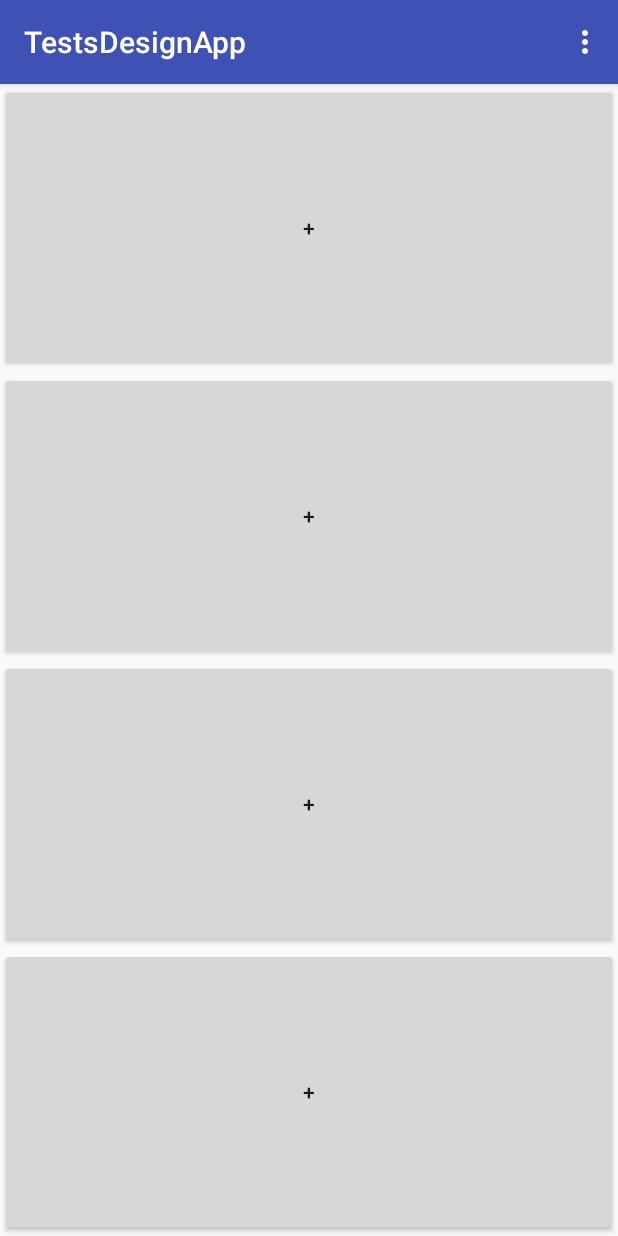
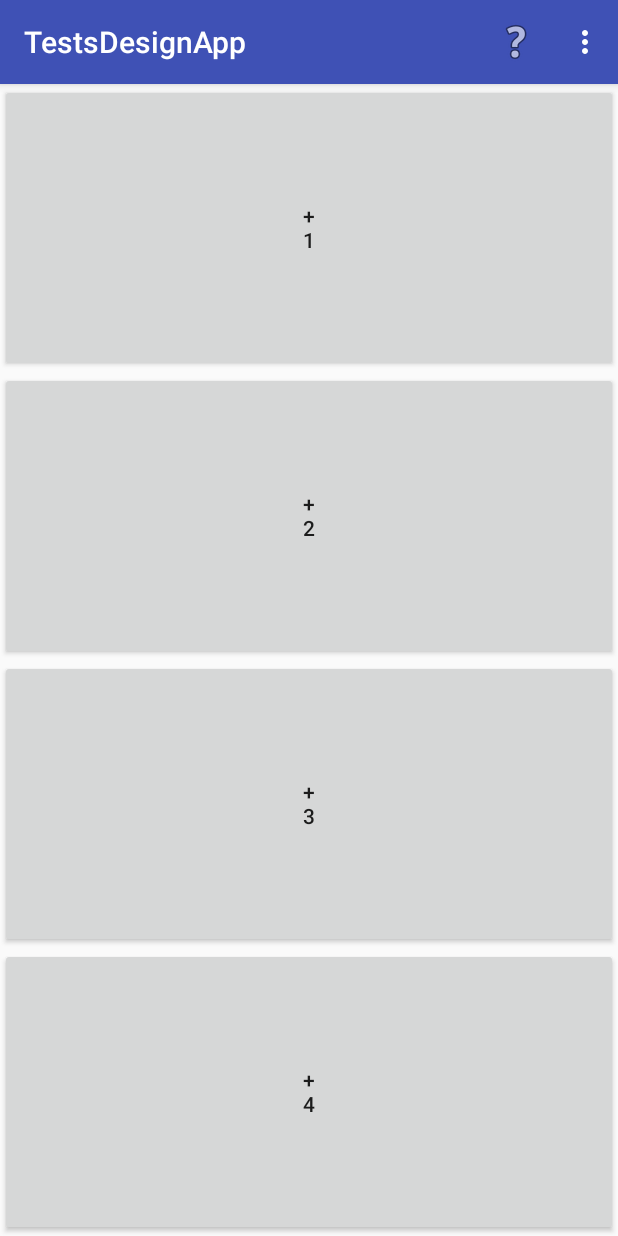
Before and after one commit to MathieuMinie/TestsDesignApp, an Android app: the screen it shows after launch (Main), on a phone screen of 412 x 824 dp. Run offline under Robolectric (Android 15) with nearby library versions, the phone set to English and light mode, and no system bars.

Commit message:
Implemeting the changing displays tab in the options Adding the "Graph + values" option when adding a data Adding zones names for the user to know which number correspond to which zone

```diff
--- a/app/src/main/java/com/example/mathieu/testsdesignapp/Main.java
+++ b/app/src/main/java/com/example/mathieu/testsdesignapp/Main.java
@@ -23,6 +23,7 @@ import com.github.mikephil.charting.data.LineDataSet;
 
 import android.view.View.OnClickListener;
 import android.widget.EditText;
+import android.widget.LinearLayout;
 
 import java.io.IOException;
 import java.util.ArrayList;
@@ -35,9 +36,11 @@ public class Main extends AppCompatActivity implements OnClickListener {
     zonesStates states = new zonesStates();
     Button btnZone1,btnZone2,btnZone3,btnZone4;
 
-    EditText txtZone1,txtZone2,txtZone3,txtZone4;
+    EditText txtZone1,txtZone2,txtZone3,txtZone4,txtZone11,txtZone21,txtZone31,txtZone41;
 
-    LineChart chart1,chart2,chart3,chart4;
+    LineChart chart1,chart2,chart3,chart4,chart11,chart21,chart31,chart41;
+
+    LinearLayout both1,both2,both3,both4;
     public int Zone = 0;
 
     public int[] var1 = new int[10];
@@ -63,15 +66,27 @@ public class Main extends AppCompatActivity implements OnClickListener {
         return true;
     }
 
+
+
     @Override
     protected void onCreate(Bundle savedInstanceState) {
 
         super.onCreate(savedInstanceState);
         setContentView(R.layout.activity_main);
         chart1 = (LineChart) findViewById(R.id.chart1);
+        chart11 = (LineChart)findViewById(R.id.chart11);
         chart2 = (LineChart) findViewById(R.id.chart2);
+        chart21 = (LineChart)findViewById(R.id.chart21);
         chart3 = (LineChart) findViewById(R.id.chart3);
+        chart31 = (LineChart)findViewById(R.id.chart31);
         chart4 = (LineChart) findViewById(R.id.chart4);
+        chart41 = (LineChart)findViewById(R.id.chart41);
+
+        both1 = (LinearLayout)findViewById(R.id.both1);
+        both2 = (LinearLayout)findViewById(R.id.both2);
+        both3 = (LinearLayout)findViewById(R.id.both3);
+        both4 = (LinearLayout)findViewById(R.id.both4);
+
         btnZone1 = (Button)findViewById(R.id.btnZone1);
         btnZone1.setOnClickListener(this);
         btnZone2 = (Button)findViewById(R.id.btnZone2);
@@ -82,10 +97,13 @@ public class Main extends AppCompatActivity implements OnClickListener {
         btnZone4.setOnClickListener(this);
 
         txtZone1 = (EditText)findViewById(R.id.txtZone1);
+        txtZone11 = (EditText)findViewById(R.id.txtZone11);
         txtZone2 = (EditText)findViewById(R.id.txtZone2);
+        txtZone21 = (EditText)findViewById(R.id.txtZone21);
         txtZone3 = (EditText)findViewById(R.id.txtZone3);
+        txtZone31 = (EditText)findViewById(R.id.txtZone31);
         txtZone4 = (EditText)findViewById(R.id.txtZone4);
-
+        txtZone41 = (EditText)findViewById(R.id.txtZone41);
 
         createVars();
         Log.d("Creating vars :"," SUCCESS");
@@ -97,6 +115,8 @@ public class Main extends AppCompatActivity implements OnClickListener {
         Log.d("Creating Graphs :"," SUCCESS");
 
     }
+
+
 
     @Override
     public boolean onOptionsItemSelected(MenuItem item){
@@ -142,6 +162,7 @@ public class Main extends AppCompatActivity implements OnClickListener {
     }
 
 
+
     public void dialogZoneGraphChange (){
         alertDialog = new AlertDialog.Builder(this);  //utilisation d'un objet de typer alertDialog
         adapter = new ArrayAdapter(this, android.R.layout.select_dialog_singlechoice, choiceZone); //on met dans un arrayAdapter les trois choix sous forme de Strings*
@@ -161,6 +182,7 @@ public class Main extends AppCompatActivity implements OnClickListener {
         alertDialog.setTitle("Choose the zone");
         alertDialog.show();
     }
+
 
 
     public void dialogZoneDelete (){    // création d'une liste déroulante à 3 choix : afficher un graphe, afficher des valeurs simples, ou afficher les deux pour chaque zone de choix
@@ -187,43 +209,35 @@ public class Main extends AppCompatActivity implements OnClickListener {
                 btnZone1.setVisibility(View.VISIBLE);
                 chart1.setVisibility(View.INVISIBLE);
                 txtZone1.setVisibility(View.INVISIBLE);
+                both1.setVisibility(View.INVISIBLE);
                 states.setZone0State(0);
                 break;
             case 1:
                 btnZone2.setVisibility(View.VISIBLE);
                 chart2.setVisibility(View.INVISIBLE);
                 txtZone2.setVisibility(View.INVISIBLE);
+                both2.setVisibility(View.INVISIBLE);
                 states.setZone1State(0);
                 break;
             case 2:
                 btnZone3.setVisibility(View.VISIBLE);
                 chart3.setVisibility(View.INVISIBLE);
                 txtZone3.setVisibility(View.INVISIBLE);
+                both3.setVisibility(View.INVISIBLE);
                 states.setZone2State(0);
                 break;
             case 3:
                 btnZone4.setVisibility(View.VISIBLE);
                 chart4.setVisibility(View.INVISIBLE);
                 txtZone4.setVisibility(View.INVISIBLE);
+                both4.setVisibility(View.INVISIBLE);
                 states.setZone3State(0);
                 break;
             case 4:
-                btnZone1.setVisibility(View.VISIBLE);
-                chart1.setVisibility(View.INVISIBLE);
-                txtZone1.setVisibility(View.INVISIBLE);
-                states.setZone0State(0);
-                btnZone2.setVisibility(View.VISIBLE);
-                chart2.setVisibility(View.INVISIBLE);
-                txtZone2.setVisibility(View.INVISIBLE);
-                states.setZone1State(0);
-                btnZone3.setVisibility(View.VISIBLE);
-                chart3.setVisibility(View.INVISIBLE);
-                txtZone3.setVisibility(View.INVISIBLE);
-                states.setZone2State(0);
-                btnZone4.setVisibility(View.VISIBLE);
-                chart4.setVisibility(View.INVISIBLE);
-                txtZone4.setVisibility(View.INVISIBLE);
-                states.setZone3State(0);
+                clearZones(0);
+                clearZones(1);
+                clearZones(2);
+                clearZones(3);
                 break;
         }
     }
@@ -264,6 +278,7 @@ public class Main extends AppCompatActivity implements OnClickListener {
                         break;
                     case 2:
                         btnZone1.setVisibility(View.INVISIBLE);
+                        both1.setVisibility(View.VISIBLE);
                         states.setZone0State(3);
                         break;
                 }
@@ -282,6 +297,7 @@ public class Main extends AppCompatActivity implements OnClickListener {
                         break;
                     case 2:
                         btnZone2.setVisibility(View.INVISIBLE);
+                        both2.setVisibility(View.VISIBLE);
                         states.setZone1State(3);
                         break;
                 }
@@ -300,6 +316,7 @@ public class Main extends AppCompatActivity implements OnClickListener {
                         break;
                     case 2:
                         btnZone3.setVisibility(View.INVISIBLE);
+                        both3.setVisibility(View.VISIBLE);
                         states.setZone2State(3);
                         break;
                 }
@@ -318,6 +335,7 @@ public class Main extends AppCompatActivity implements OnClickListener {
                         break;
                     case 2:
                         btnZone4.setVisibility(View.INVISIBLE);
+                        both4.setVisibility(View.VISIBLE);
                         states.setZone3State(3);
                         break;
                 }
@@ -407,6 +425,7 @@ public class Main extends AppCompatActivity implements OnClickListener {
 
         LineData lineData1 = new LineData(dataSet1);
         chart1.setData(lineData1);
+        chart11.setData(lineData1);
         Description desc1 = new Description();
         desc1.setText("1");
         chart1.setDescription(desc1);
@@ -418,13 +437,16 @@ public class Main extends AppCompatActivity implements OnClickListener {
         chart1X.setEnabled(true);
         chart1X.setPosition(XAxis.XAxisPosition.BOTTOM);
         chart1X.setDrawGridLines(false);
+        chart11.invalidate();
         chart1.invalidate(); // refresh
         Log.d("Creating Graph1 :"," SUCCESS");
 
 
         LineData lineData2 = new LineData(dataSet2);
         chart2.setData(lineData2);
+        chart21.setData(lineData2);
         chart2.invalidate(); // refresh
+        chart21.invalidate();
         Log.d("Creating Graph2 :"," SUCCESS");
 
 
@@ -433,13 +455,17 @@ public class Main extends AppCompatActivity implements OnClickListener {
         lineData3.setValueFormatter(DecimalValue);
         Log.d("Creating Graph3 :"," SUCCESS"+lineData3);
         chart3.setData(lineData3);
+        chart31.setData(lineData3);
         chart3.invalidate(); // refresh
+        chart31.invalidate();
         Log.d("Creating Graph3 :"," SUCCESS");
 
 
         LineData lineData4 = new LineData(dataSet4);
         chart4.setData(lineData4);
+        chart41.setData(lineData4);
         chart4.invalidate(); // refresh
+        chart41.invalidate();
         Log.d("Creating Graph4 :"," SUCCESS");
 
     }
--- a/app/src/main/res/layout/activity_main.xml
+++ b/app/src/main/res/layout/activity_main.xml
@@ -14,24 +14,26 @@
             android:id="@+id/both1"
             android:layout_width="match_parent"
             android:layout_height="match_parent"
-            android:orientation="horizontal">
+            android:orientation="horizontal"
+            android:visibility="invisible">
 
             <com.github.mikephil.charting.charts.LineChart
                 android:id="@+id/chart11"
                 android:layout_width="match_parent"
                 android:layout_height="match_parent"
                 android:layout_weight="1"
-                android:visibility="invisible" />
+                android:visibility="visible" />
 
             <EditText
                 android:id="@+id/txtZone11"
                 android:layout_width="match_parent"
                 android:layout_height="match_parent"
                 android:layout_weight="2"
+                android:contextClickable="false"
                 android:ems="10"
                 android:inputType="textPersonName"
                 android:text="Name"
-                android:visibility="invisible" />
+                android:visibility="visible" />
 
 
         </LinearLayout>
@@ -40,8 +42,8 @@
             android:id="@+id/btnZone1"
             android:layout_width="match_parent"
             android:layout_height="match_parent"
-            android:text="+"
-            android:visibility="visible"/>
+            android:text="+\n1"
+            android:visibility="visible" />
 
         <com.github.mikephil.charting.charts.LineChart
             android:id="@+id/chart1"
@@ -53,10 +55,11 @@
             android:id="@+id/txtZone1"
             android:layout_width="match_parent"
             android:layout_height="match_parent"
+            android:contextClickable="false"
             android:ems="10"
             android:inputType="textPersonName"
             android:text="Name"
-            android:visibility="invisible"/>
+            android:visibility="invisible" />
 
     </RelativeLayout>
 
@@ -69,14 +72,15 @@
             android:id="@+id/both2"
             android:layout_width="match_parent"
             android:layout_height="match_parent"
-            android:orientation="horizontal">
+            android:orientation="horizontal"
+            android:visibility="invisible">
 
             <com.github.mikephil.charting.charts.LineChart
                 android:id="@+id/chart21"
                 android:layout_width="match_parent"
                 android:layout_height="match_parent"
                 android:layout_weight="1"
-                android:visibility="invisible" />
+                android:visibility="visible" />
 
             <EditText
                 android:id="@+id/txtZone21"
@@ -86,7 +90,7 @@
                 android:ems="10"
                 android:inputType="textPersonName"
                 android:text="Name"
-                android:visibility="invisible" />
+                android:visibility="visible" />
 
 
         </LinearLayout>
@@ -96,8 +100,8 @@
             android:layout_width="match_parent"
             android:layout_height="match_parent"
             android:layout_weight="1"
-            android:text="+"
-            android:visibility="visible"/>
+            android:text="+\n2"
+            android:visibility="visible" />
 
         <com.github.mikephil.charting.charts.LineChart
             android:id="@+id/chart2"
@@ -109,10 +113,12 @@
             android:id="@+id/txtZone2"
             android:layout_width="match_parent"
             android:layout_height="match_parent"
+            android:contextClickable="false"
+            android:editable="false"
             android:ems="10"
             android:inputType="textPersonName"
             android:text="Name"
-            android:visibility="invisible"/>
+            android:visibility="invisible" />
 
     </RelativeLayout>
 
@@ -125,14 +131,15 @@
             android:id="@+id/both3"
             android:layout_width="match_parent"
             android:layout_height="match_parent"
-            android:orientation="horizontal">
+            android:orientation="horizontal"
+            android:visibility="invisible">
 
             <com.github.mikephil.charting.charts.LineChart
                 android:id="@+id/chart31"
                 android:layout_width="match_parent"
                 android:layout_height="match_parent"
                 android:layout_weight="1"
-                android:visibility="invisible" />
+                android:visibility="visible" />
 
             <EditText
                 android:id="@+id/txtZone31"
@@ -142,7 +149,7 @@
                 android:ems="10"
                 android:inputType="textPersonName"
                 android:text="Name"
-                android:visibility="invisible" />
+                android:visibility="visible" />
 
 
         </LinearLayout>
@@ -152,23 +159,26 @@
             android:layout_width="match_parent"
             android:layout_height="match_parent"
             android:layout_weight="1"
-            android:text="+"
-            android:visibility="visible"/>
+            android:text="+\n3"
+            android:visibility="visible" />
 
         <com.github.mikephil.charting.charts.LineChart
             android:id="@+id/chart3"
             android:layout_width="match_parent"
             android:layout_height="match_parent"
-            android:visibility="invisible"/>
+            android:visibility="invisible" />
 
         <EditText
             android:id="@+id/txtZone3"
             android:layout_width="match_parent"
             android:layout_height="match_parent"
+            android:contextClickable="false"
+            android:cursorVisible="false"
+            android:editable="false"
             android:ems="10"
             android:inputType="textPersonName"
             android:text="Name"
-            android:visibility="invisible"/>
+            android:visibility="invisible" />
 
     </RelativeLayout>
 
@@ -181,14 +191,15 @@
             android:id="@+id/both4"
             android:layout_width="match_parent"
             android:layout_height="match_parent"
-            android:orientation="horizontal">
+            android:orientation="horizontal"
+            android:visibility="invisible">
 
             <com.github.mikephil.charting.charts.LineChart
                 android:id="@+id/chart41"
                 android:layout_width="match_parent"
                 android:layout_height="match_parent"
                 android:layout_weight="1"
-                android:visibility="invisible" />
+                android:visibility="visible" />
 
             <EditText
                 android:id="@+id/txtZone41"
@@ -198,7 +209,7 @@
                 android:ems="10"
                 android:inputType="textPersonName"
                 android:text="Name"
-                android:visibility="invisible" />
+                android:visibility="visible" />
 
 
         </LinearLayout>
@@ -208,8 +219,8 @@
             android:layout_width="match_parent"
             android:layout_height="match_parent"
             android:layout_weight="1"
-            android:text="+"
-            android:visibility="visible"/>
+            android:text="+\n4"
+            android:visibility="visible" />
 
         <com.github.mikephil.charting.charts.LineChart
             android:id="@+id/chart4"
--- a/app/src/main/res/menu/main_menu.xml
+++ b/app/src/main/res/menu/main_menu.xml
@@ -1,6 +1,15 @@
 <?xml version="1.0" encoding="utf-8"?>
 <menu xmlns:android="http://schemas.android.com/apk/res/android"
     xmlns:app="http://schemas.android.com/apk/res-auto">
+
+    <item
+        android:id="@+id/action_help"
+        android:title="Settings"
+        android:checkable="false"
+        android:icon="@android:drawable/ic_menu_help"
+        android:enabled="true"
+        android:visible="true"
+        app:showAsAction="always"></item>
 
     <item
         android:id="@+id/action_settings"
```
